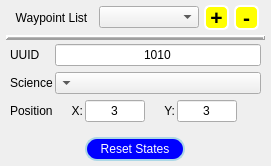
Old version of the form src/tools/waypointtool.ui in the repository mjroman/roverSim.
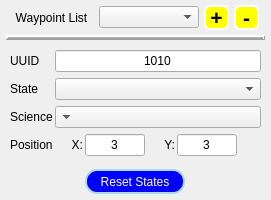
New version of the form.

The edit to the form file:
```diff
--- a/src/tools/waypointtool.ui
+++ b/src/tools/waypointtool.ui
@@ -7,7 +7,7 @@
     <x>0</x>
     <y>0</y>
     <width>271</width>
-    <height>166</height>
+    <height>200</height>
    </rect>
   </property>
   <property name="sizePolicy">
@@ -19,7 +19,7 @@
   <property name="minimumSize">
    <size>
     <width>271</width>
-    <height>166</height>
+    <height>200</height>
    </size>
   </property>
   <property name="maximumSize">
@@ -51,7 +51,7 @@
     <number>6</number>
    </property>
    <property name="bottomMargin">
-    <number>5</number>
+    <number>6</number>
    </property>
    <item>
     <layout class="QVBoxLayout" name="verticalLayout">
@@ -227,13 +227,13 @@
         <number>4</number>
        </property>
        <property name="topMargin">
-        <number>0</number>
+        <number>6</number>
        </property>
        <property name="rightMargin">
         <number>4</number>
        </property>
        <property name="bottomMargin">
-        <number>0</number>
+        <number>6</number>
        </property>
        <property name="horizontalSpacing">
         <number>-1</number>
@@ -248,14 +248,14 @@
          </property>
         </widget>
        </item>
-       <item row="1" column="0">
+       <item row="2" column="0">
         <widget class="QLabel" name="label_tscience">
          <property name="text">
           <string>Science</string>
          </property>
         </widget>
        </item>
-       <item row="2" column="0">
+       <item row="3" column="0">
         <widget class="QLabel" name="label_tposition">
          <property name="text">
           <string>Position</string>
@@ -272,7 +272,7 @@
          </property>
         </widget>
        </item>
-       <item row="1" column="1" colspan="7">
+       <item row="2" column="1" colspan="7">
         <widget class="QComboBox" name="comboScience">
          <property name="layoutDirection">
           <enum>Qt::RightToLeft</enum>
@@ -282,7 +282,7 @@
          </property>
         </widget>
        </item>
-       <item row="2" column="2" colspan="2">
+       <item row="3" column="2" colspan="2">
         <widget class="QLineEdit" name="lineEditPositionX">
          <property name="minimumSize">
           <size>
@@ -304,7 +304,7 @@
          </property>
         </widget>
        </item>
-       <item row="2" column="1">
+       <item row="3" column="1">
         <widget class="QLabel" name="label_x">
          <property name="text">
           <string>X:</string>
@@ -314,7 +314,7 @@
          </property>
         </widget>
        </item>
-       <item row="2" column="4">
+       <item row="3" column="4">
         <widget class="QLabel" name="label_y">
          <property name="text">
           <string>Y:</string>
@@ -324,7 +324,7 @@
          </property>
         </widget>
        </item>
-       <item row="2" column="5" colspan="3">
+       <item row="3" column="5" colspan="3">
         <widget class="QLineEdit" name="lineEditPositionY">
          <property name="minimumSize">
           <size>
@@ -346,6 +346,16 @@
          </property>
         </widget>
        </item>
+       <item row="1" column="1" colspan="7">
+        <widget class="QComboBox" name="comboState"/>
+       </item>
+       <item row="1" column="0">
+        <widget class="QLabel" name="label">
+         <property name="text">
+          <string>State</string>
+         </property>
+        </widget>
+       </item>
       </layout>
      </item>
      <item>
@@ -370,13 +380,13 @@
        <property name="minimumSize">
         <size>
          <width>100</width>
-         <height>24</height>
+         <height>25</height>
         </size>
        </property>
        <property name="maximumSize">
         <size>
          <width>100</width>
-         <height>16777215</height>
+         <height>25</height>
         </size>
        </property>
        <property name="styleSheet">
```
